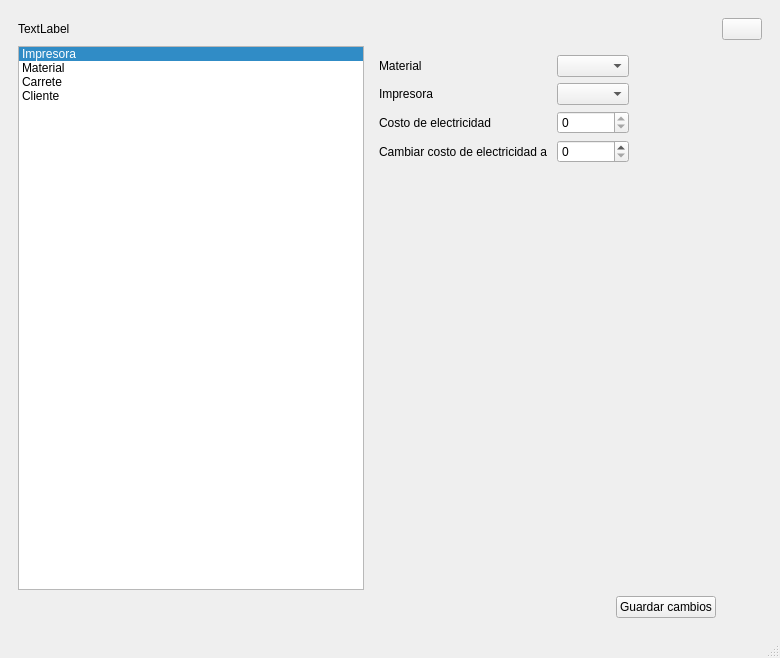
Above: UI/gui.ui from LewisMojica/3DPricing before the change. Below: the same form after it.
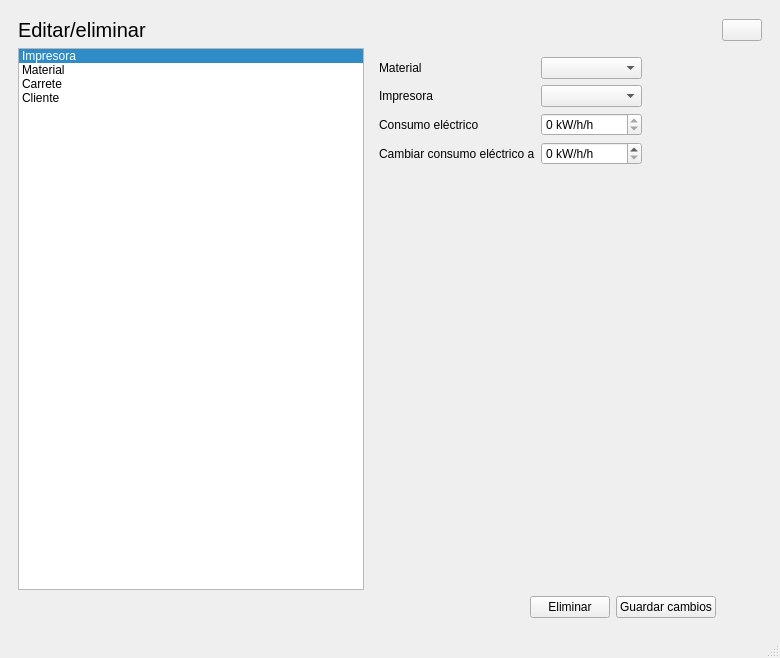
That is the form after the change. The open tabs and pages were chosen to show the change. Icons and pictures are not drawn.

The edit to the form file:
```diff
--- a/UI/gui.ui
+++ b/UI/gui.ui
@@ -925,8 +925,13 @@
        <layout class="QGridLayout" name="gridLayout_36">
         <item row="1" column="0">
          <widget class="QLabel" name="label_25">
+          <property name="font">
+           <font>
+            <pointsize>15</pointsize>
+           </font>
+          </property>
           <property name="text">
-           <string>TextLabel</string>
+           <string>Editar/eliminar</string>
           </property>
          </widget>
         </item>
@@ -997,7 +1002,7 @@
                   <item row="2" column="0">
                    <widget class="QLabel" name="costoDeElectricidadLabel">
                     <property name="text">
-                     <string>Costo de electricidad</string>
+                     <string>Consumo eléctrico</string>
                     </property>
                    </widget>
                   </item>
@@ -1006,17 +1011,30 @@
                     <property name="readOnly">
                      <bool>true</bool>
                     </property>
+                    <property name="suffix">
+                     <string> kW/h/h</string>
+                    </property>
+                    <property name="maximum">
+                     <number>99999</number>
+                    </property>
                    </widget>
                   </item>
                   <item row="3" column="0">
                    <widget class="QLabel" name="cambiarCostoDeElectricidadALabel">
                     <property name="text">
-                     <string>Cambiar costo de electricidad a </string>
+                     <string>Cambiar consumo eléctrico a</string>
                     </property>
                    </widget>
                   </item>
                   <item row="3" column="1">
-                   <widget class="QSpinBox" name="cambiarCostoDeElectricidadASpinBox"/>
+                   <widget class="QSpinBox" name="cambiarCostoDeElectricidadASpinBox">
+                    <property name="suffix">
+                     <string> kW/h/h</string>
+                    </property>
+                    <property name="maximum">
+                     <number>99999</number>
+                    </property>
+                   </widget>
                   </item>
                  </layout>
                 </item>
@@ -1062,6 +1080,13 @@
             </property>
            </spacer>
           </item>
+          <item>
+           <widget class="QPushButton" name="pushButton_5">
+            <property name="text">
+             <string>Eliminar</string>
+            </property>
+           </widget>
+          </item>
           <item alignment="Qt::AlignRight">
            <widget class="QPushButton" name="pushButton">
             <property name="text">
```
Left out of the diff: 112 changed lines with no effect on the pictures.
